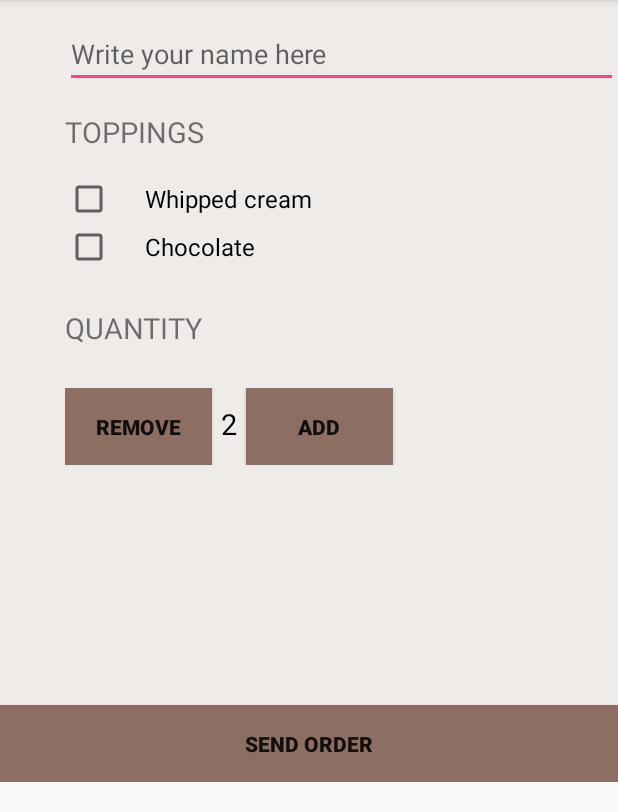
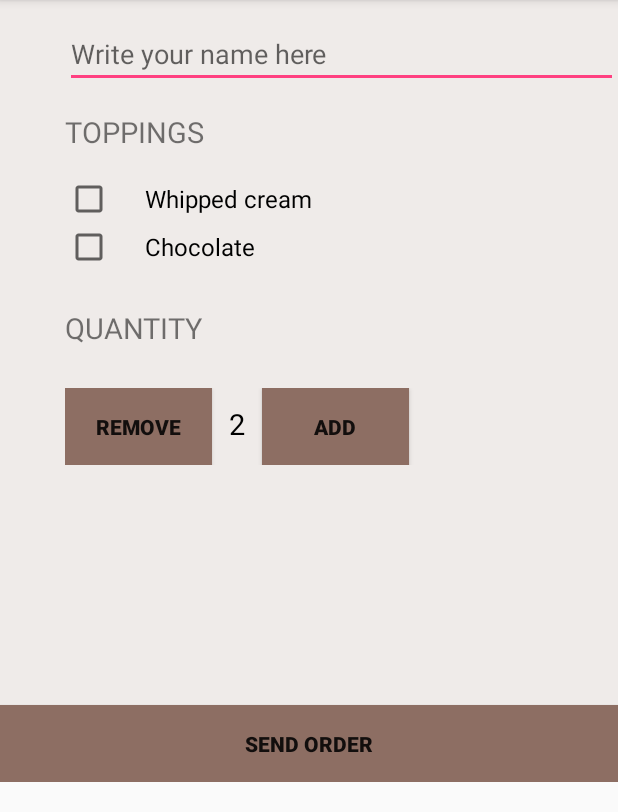
Before and after one commit to mkabdullahi/AndroidCoffeeOrder, an Android app: the screen it shows after launch (MainActivity), on a phone screen of 412 x 824 dp, the part 84-896 px from its top. Run offline under Robolectric (Android 15) with nearby library versions, the phone set to English and light mode, and no system bars.

Commit message:
Version 1.2 relesase date 19/Jan/2017 padding added to EditText

```diff
--- a/app/src/main/res/layout/activity_main.xml
+++ b/app/src/main/res/layout/activity_main.xml
@@ -23,6 +23,7 @@
             <EditText
                 android:id="@+id/order_name_field"
                 style="@style/Layout"
+                android:paddingRight="11dp"
                 android:hint="Write your name here"
                 android:inputType="textCapWords"
 
@@ -88,8 +89,8 @@
                 android:id="@+id/quantity_text_view"
                 android:layout_width="wrap_content"
                 android:layout_height="wrap_content"
-                android:paddingLeft="6dp"
-                android:paddingRight="6dp"
+                android:paddingLeft="11dp"
+                android:paddingRight="11dp"
                 android:text="2"
                 android:textColor="@android:color/black"
                 android:textSize="19sp"/>
```
